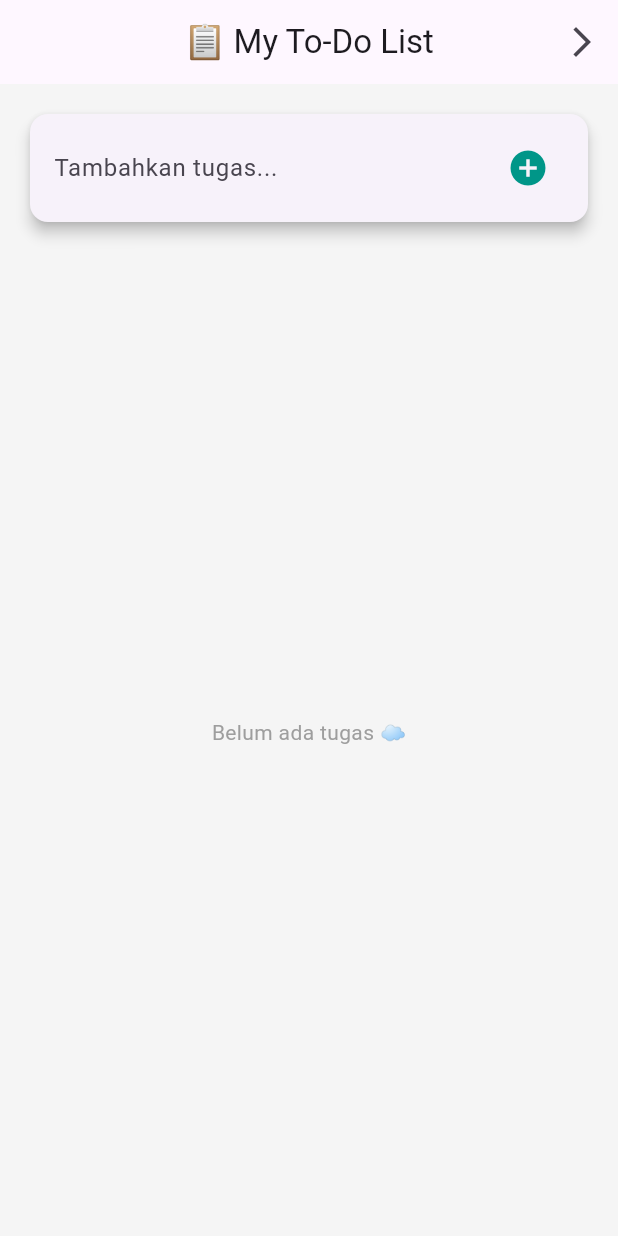
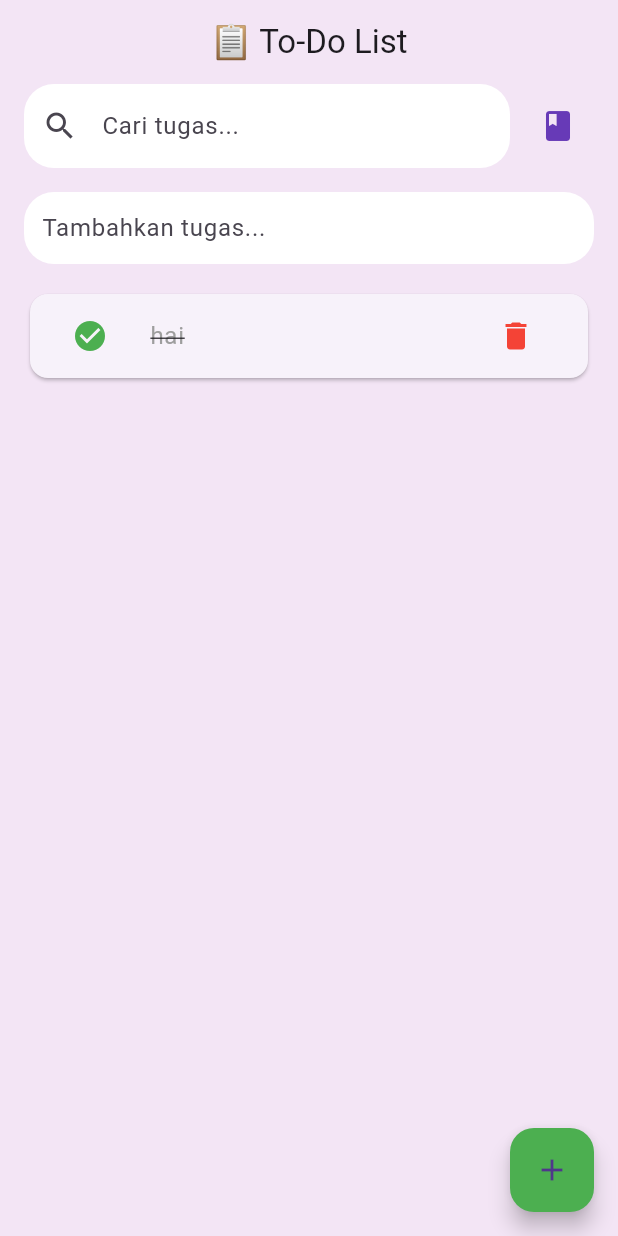
Before and after one commit to nabilqistubillah/MyflutterApp, a Flutter app: the screen it shows after launch, on a phone screen of 412 x 824 dp. Run offline on Flutter 3.47's test engine with Material 3 defaults, Android fonts, the light colour scheme and no system bars; project files that could hold a hidden picture were left out.

Commit message:
merubah layout

```diff
--- a/lib/main.dart
+++ b/lib/main.dart
@@ -1,167 +1,170 @@
 import 'package:flutter/material.dart';
-import 'second_page.dart';
 
-void main() => runApp(const TodoListApp());
+void main() {
+  runApp(const MyApp());
+}
 
-class TodoListApp extends StatelessWidget {
-  const TodoListApp({super.key});
+class TodoItem {
+  final int id;
+  final String text;
+  bool isDone;
+
+  TodoItem({required this.id, required this.text, this.isDone = false});
+}
+
+class MyApp extends StatelessWidget {
+  const MyApp({super.key});
 
   @override
   Widget build(BuildContext context) {
     return MaterialApp(
-      title: 'To-Do List',
-      theme: ThemeData(
-        primarySwatch: Colors.teal,
-        scaffoldBackgroundColor: Colors.grey[100],
-      ),
-      home: const TodoHomePage(),
+      title: 'To-Do App',
+      debugShowCheckedModeBanner: false,
+      theme: ThemeData(primarySwatch: Colors.deepPurple, useMaterial3: true),
+      home: const TodoPage(),
     );
   }
 }
 
-class TodoHomePage extends StatefulWidget {
-  const TodoHomePage({super.key});
+class TodoPage extends StatefulWidget {
+  const TodoPage({super.key});
 
   @override
-  State<TodoHomePage> createState() => _TodoHomePageState();
+  State<TodoPage> createState() => _TodoPageState();
 }
 
-class _TodoHomePageState extends State<TodoHomePage> {
-  final List<Map<String, dynamic>> _todoList = [];
-  final TextEditingController _textController = TextEditingController();
+class _TodoPageState extends State<TodoPage> {
+  final List<TodoItem> _todos = [TodoItem(id: 1, text: 'hai', isDone: true)];
+  final TextEditingController _inputController = TextEditingController();
+  final TextEditingController _searchController = TextEditingController();
 
-  void _addTodoItem() {
-    final text = _textController.text.trim();
-    if (text.isNotEmpty) {
-      setState(() {
-        _todoList.add({'text': text, 'done': false});
-        _textController.clear();
-      });
-    }
+  List<TodoItem> get _filteredTodos {
+    final query = _searchController.text.toLowerCase();
+    return _todos
+        .where((todo) => todo.text.toLowerCase().contains(query))
+        .toList();
   }
 
-  void _toggleDone(int index) {
+  void _addTodo() {
+    final text = _inputController.text.trim();
+    if (text.isEmpty) return;
+
     setState(() {
-      _todoList[index]['done'] = !_todoList[index]['done'];
+      _todos.insert(
+        0,
+        TodoItem(id: DateTime.now().millisecondsSinceEpoch, text: text),
+      );
+      _inputController.clear();
     });
   }
 
-  void _deleteItem(int index) {
+  void _toggleTodo(int id) {
     setState(() {
-      _todoList.removeAt(index);
+      final todo = _todos.firstWhere((item) => item.id == id);
+      todo.isDone = !todo.isDone;
     });
+  }
+
+  void _deleteTodo(int id) {
+    setState(() {
+      _todos.removeWhere((item) => item.id == id);
+    });
+  }
+
+  void _goToSecondPage() {
+    Navigator.push(
+      context,
+      MaterialPageRoute(builder: (context) => const SecondPage()),
+    );
   }
 
   @override
   Widget build(BuildContext context) {
     return Scaffold(
+      backgroundColor: Colors.purple[50],
       appBar: AppBar(
-        title: const Text('📋 My To-Do List'),
+        backgroundColor: Colors.transparent,
+        title: const Text('📋 To-Do List'),
         centerTitle: true,
-        actions: [
+        elevation: 0,
+      ),
+      body: Padding(
+        padding: const EdgeInsets.fromLTRB(16, 0, 16, 80),
+        child: Column(
+          children: [
+            // Search Bar + Buku Button
+            Row(
+              children: [
+                Expanded(
+                  child: TextField(
+                    controller: _searchController,
+                    onChanged: (_) => setState(() {}),
+                    decoration: InputDecoration(
+                      prefixIcon: const Icon(Icons.search),
+                      hintText: 'Cari tugas...',
+                      filled: true,
+                      fillColor: Colors.white,
+                      border: OutlineInputBorder(
+                        borderRadius: BorderRadius.circular(20),
+                        borderSide: BorderSide.none,
+                      ),
+                    ),
+                  ),
+                ),
+                const SizedBox(width: 8),
                 IconButton(
-            icon: const Icon(Icons.arrow_forward_ios),
-            tooltip: 'Halaman Kedua',
-            onPressed: () {
-              Navigator.push(
-                context,
-                MaterialPageRoute(builder: (_) => const SecondPage()),
-              );
-            },
+                  onPressed: _goToSecondPage,
+                  icon: const Icon(Icons.book, color: Colors.deepPurple),
+                  tooltip: 'Halaman Catatan',
                 ),
               ],
             ),
-      body: Padding(
-        padding: const EdgeInsets.all(16.0),
-        child: Column(
-          children: [
-            Card(
-              shape: RoundedRectangleBorder(
-                borderRadius: BorderRadius.circular(12),
+            const SizedBox(height: 16),
+            // Input Field
+            Container(
+              padding: const EdgeInsets.symmetric(horizontal: 12),
+              decoration: BoxDecoration(
+                color: Colors.white,
+                borderRadius: BorderRadius.circular(20),
               ),
-              elevation: 4,
-              child: Padding(
-                padding: const EdgeInsets.symmetric(
-                  horizontal: 16,
-                  vertical: 12,
-                ),
-                child: Row(
-                  children: [
-                    Expanded(
               child: TextField(
-                        controller: _textController,
-                        decoration: const InputDecoration.collapsed(
+                controller: _inputController,
+                onSubmitted: (_) => _addTodo(),
+                decoration: const InputDecoration(
                   hintText: 'Tambahkan tugas...',
-                        ),
-                      ),
-                    ),
-                    IconButton(
-                      icon: const Icon(
-                        Icons.add_circle,
-                        color: Colors.teal,
-                        size: 28,
-                      ),
-                      onPressed: _addTodoItem,
-                    ),
-                  ],
+                  border: InputBorder.none,
                 ),
               ),
             ),
             const SizedBox(height: 16),
+            // List Tugas
             Expanded(
-              child:
-                  _todoList.isEmpty
-                      ? const Center(
-                        child: Text(
-                          'Belum ada tugas ☁️',
-                          style: TextStyle(color: Colors.grey),
-                        ),
-                      )
-                      : ListView.separated(
-                        itemCount: _todoList.length,
-                        separatorBuilder: (_, __) => const SizedBox(height: 8),
+              child: ListView.builder(
+                itemCount: _filteredTodos.length,
                 itemBuilder: (context, index) {
-                          final item = _todoList[index];
-                          return Container(
-                            decoration: BoxDecoration(
-                              color: Colors.white,
-                              borderRadius: BorderRadius.circular(10),
-                              boxShadow: [
-                                BoxShadow(
-                                  color: Colors.grey.shade300,
-                                  blurRadius: 4,
-                                  offset: const Offset(2, 2),
-                                ),
-                              ],
-                            ),
+                  final todo = _filteredTodos[index];
+                  return Card(
                     child: ListTile(
                       leading: IconButton(
                         icon: Icon(
-                                  item['done']
+                          todo.isDone
                               ? Icons.check_circle
                               : Icons.radio_button_unchecked,
-                                  color:
-                                      item['done'] ? Colors.teal : Colors.grey,
+                          color: todo.isDone ? Colors.green : Colors.grey,
                         ),
-                                onPressed: () => _toggleDone(index),
+                        onPressed: () => _toggleTodo(todo.id),
                       ),
                       title: Text(
-                                item['text'],
+                        todo.text,
                         style: TextStyle(
                           decoration:
-                                      item['done']
-                                          ? TextDecoration.lineThrough
-                                          : null,
-                                  color:
-                                      item['done'] ? Colors.grey : Colors.black,
+                              todo.isDone ? TextDecoration.lineThrough : null,
+                          color: todo.isDone ? Colors.grey : Colors.black,
                         ),
                       ),
                       trailing: IconButton(
-                                icon: const Icon(
-                                  Icons.delete,
-                                  color: Colors.red,
-                                ),
-                                onPressed: () => _deleteItem(index),
+                        icon: const Icon(Icons.delete, color: Colors.red),
+                        onPressed: () => _deleteTodo(todo.id),
                       ),
                     ),
                   );
@@ -171,6 +174,24 @@ class _TodoHomePageState extends State<TodoHomePage> {
           ],
         ),
       ),
+      // Tombol Tambah di kanan bawah
+      floatingActionButton: FloatingActionButton(
+        onPressed: _addTodo,
+        backgroundColor: Colors.green,
+        child: const Icon(Icons.add),
+      ),
     );
   }
 }
+
+class SecondPage extends StatelessWidget {
+  const SecondPage({super.key});
+
+  @override
+  Widget build(BuildContext context) {
+    return Scaffold(
+      appBar: AppBar(title: const Text('📘 Halaman Kedua')),
+      body: const Center(child: Text('Ini adalah halaman kedua.')),
+    );
+  }
+}
```
Lines whose indentation alone changed are shown as unchanged.
